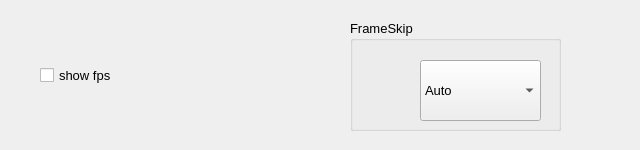
The window that AntSnesQt/videosettings.ui (Summeli/AntSnes) describes before a commit, drawn with Qt 5.
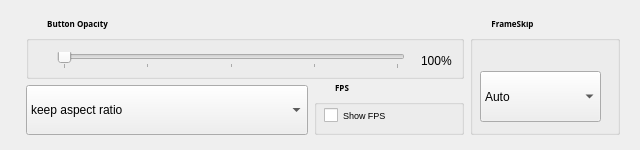
The same window after the commit.

Commit message: added alpha channel settings for keys, added multiple blit options, added possibility to configure multiple keys into one phone button

```diff
--- a/AntSnesQt/videosettings.ui
+++ b/AntSnesQt/videosettings.ui
@@ -29,22 +29,265 @@
     <string/>
    </property>
   </widget>
+  <widget class="QWidget" name="horizontalLayoutWidget">
+   <property name="geometry">
+    <rect>
+     <x>10</x>
+     <y>10</y>
+     <width>621</width>
+     <height>136</height>
+    </rect>
+   </property>
+   <layout class="QHBoxLayout" name="horizontalLayout">
+    <item>
+     <spacer name="horizontalSpacer">
+      <property name="orientation">
+       <enum>Qt::Horizontal</enum>
+      </property>
+      <property name="sizeType">
+       <enum>QSizePolicy::Fixed</enum>
+      </property>
+      <property name="sizeHint" stdset="0">
+       <size>
+        <width>5</width>
+        <height>20</height>
+       </size>
+      </property>
+     </spacer>
+    </item>
+    <item>
+     <layout class="QVBoxLayout" name="verticalLayout">
+      <item>
+       <widget class="QGroupBox" name="groupBox">
+        <property name="sizePolicy">
+         <sizepolicy hsizetype="Expanding" vsizetype="Expanding">
+          <horstretch>0</horstretch>
+          <verstretch>0</verstretch>
+         </sizepolicy>
+        </property>
+        <property name="font">
+         <font>
+          <family>Nokia Sans SemiBold</family>
+          <pointsize>6</pointsize>
+          <weight>75</weight>
+          <bold>true</bold>
+         </font>
+        </property>
+        <property name="styleSheet">
+         <string notr="true">QGroupBox::title { left: 20px;top: -3px}</string>
+        </property>
+        <property name="title">
+         <string>Button Opacity</string>
+        </property>
+        <widget class="QWidget" name="horizontalLayoutWidget_2">
+         <property name="geometry">
+          <rect>
+           <x>10</x>
+           <y>20</y>
+           <width>431</width>
+           <height>39</height>
+          </rect>
+         </property>
+         <layout class="QHBoxLayout" name="horizontalLayout_2" stretch="0,0,0,0">
+          <item>
+           <spacer name="horizontalSpacer_3">
+            <property name="orientation">
+             <enum>Qt::Horizontal</enum>
+            </property>
+            <property name="sizeType">
+             <enum>QSizePolicy::Fixed</enum>
+            </property>
+            <property name="sizeHint" stdset="0">
+             <size>
+              <width>10</width>
+              <height>20</height>
+             </size>
+            </property>
+           </spacer>
+          </item>
+          <item>
+           <widget class="QSlider" name="buttonOpacity">
+            <property name="sizePolicy">
+             <sizepolicy hsizetype="Expanding" vsizetype="Fixed">
+              <horstretch>1</horstretch>
+              <verstretch>0</verstretch>
+             </sizepolicy>
+            </property>
+            <property name="maximum">
+             <number>4</number>
+            </property>
+            <property name="pageStep">
+             <number>1</number>
+            </property>
+            <property name="orientation">
+             <enum>Qt::Horizontal</enum>
+            </property>
+            <property name="invertedAppearance">
+             <bool>false</bool>
+            </property>
+            <property name="tickPosition">
+             <enum>QSlider::TicksBelow</enum>
+            </property>
+           </widget>
+          </item>
+          <item>
+           <spacer name="horizontalSpacer_2">
+            <property name="orientation">
+             <enum>Qt::Horizontal</enum>
+            </property>
+            <property name="sizeType">
+             <enum>QSizePolicy::Fixed</enum>
+            </property>
+            <property name="sizeHint" stdset="0">
+             <size>
+              <width>10</width>
+              <height>20</height>
+             </size>
+            </property>
+           </spacer>
+          </item>
+          <item>
+           <widget class="QLabel" name="buttonOpacityLabel">
+            <property name="sizePolicy">
+             <sizepolicy hsizetype="Fixed" vsizetype="Preferred">
+              <horstretch>0</horstretch>
+              <verstretch>0</verstretch>
+             </sizepolicy>
+            </property>
+            <property name="minimumSize">
+             <size>
+              <width>35</width>
+              <height>0</height>
+             </size>
+            </property>
+            <property name="text">
+             <string>100%</string>
+            </property>
+           </widget>
+          </item>
+         </layout>
+        </widget>
+        <zorder>horizontalLayoutWidget_2</zorder>
+        <zorder></zorder>
+        <zorder>groupBox_2</zorder>
+        <zorder>showFPSbox</zorder>
+        <zorder>groupBox_2</zorder>
+       </widget>
+      </item>
+      <item>
+       <layout class="QHBoxLayout" name="horizontalLayout_3">
+        <item>
+         <widget class="QComboBox" name="strechSettings">
+          <property name="minimumSize">
+           <size>
+            <width>270</width>
+            <height>50</height>
+           </size>
+          </property>
+          <item>
+           <property name="text">
+            <string>keep aspect ratio</string>
+           </property>
+          </item>
+          <item>
+           <property name="text">
+            <string>Strech little</string>
+           </property>
+          </item>
+          <item>
+           <property name="text">
+            <string>FullScreen</string>
+           </property>
+          </item>
+         </widget>
+        </item>
+        <item>
+         <widget class="QGroupBox" name="groupBox_2">
+          <property name="sizePolicy">
+           <sizepolicy hsizetype="Fixed" vsizetype="Fixed">
+            <horstretch>0</horstretch>
+            <verstretch>0</verstretch>
+           </sizepolicy>
+          </property>
+          <property name="minimumSize">
+           <size>
+            <width>150</width>
+            <height>50</height>
+           </size>
+          </property>
+          <property name="font">
+           <font>
+            <family>Nokia Sans SemiBold</family>
+            <pointsize>6</pointsize>
+            <weight>75</weight>
+            <bold>true</bold>
+           </font>
+          </property>
+          <property name="styleSheet">
+           <string notr="true">QGroupBox::title { left: 20px;top: -3px}</string>
+          </property>
+          <property name="title">
+           <string>FPS</string>
+          </property>
+          <widget class="QCheckBox" name="showFPSbox">
+           <property name="geometry">
+            <rect>
+             <x>10</x>
+             <y>20</y>
+             <width>131</width>
+             <height>20</height>
+            </rect>
+           </property>
+           <property name="font">
+            <font>
+             <pointsize>7</pointsize>
+            </font>
+           </property>
+           <property name="text">
+            <string>Show FPS</string>
+           </property>
+           <property name="iconSize">
+            <size>
+             <width>35</width>
+             <height>35</height>
+            </size>
+           </property>
+           <property name="checked">
+            <bool>false</bool>
+           </property>
+          </widget>
+         </widget>
+        </item>
+       </layout>
+      </item>
+     </layout>
+    </item>
+    <item>
+     <layout class="QVBoxLayout" name="verticalLayout_2">
+      <item>
   <widget class="QGroupBox" name="frameskipgroupBox">
-   <property name="geometry">
-    <rect>
-     <x>350</x>
-     <y>20</y>
-     <width>211</width>
-     <height>111</height>
-    </rect>
+        <property name="sizePolicy">
+         <sizepolicy hsizetype="Fixed" vsizetype="Preferred">
+          <horstretch>0</horstretch>
+          <verstretch>0</verstretch>
+         </sizepolicy>
+        </property>
+        <property name="minimumSize">
+         <size>
+          <width>150</width>
+          <height>0</height>
+         </size>
    </property>
    <property name="font">
     <font>
-     <pointsize>10</pointsize>
+          <family>Nokia Sans SemiBold</family>
+          <pointsize>6</pointsize>
+          <weight>75</weight>
+          <bold>true</bold>
     </font>
    </property>
    <property name="styleSheet">
-    <string notr="true"/>
+         <string notr="true">QGroupBox::title { left: 20px;top: -3px}</string>
    </property>
    <property name="title">
     <string>FrameSkip</string>
@@ -52,12 +295,24 @@
    <widget class="QComboBox" name="frameSkipBox">
     <property name="geometry">
      <rect>
-      <x>70</x>
-      <y>40</y>
+           <x>10</x>
+           <y>50</y>
       <width>121</width>
-      <height>61</height>
-     </rect>
-    </property>
+           <height>51</height>
+          </rect>
+         </property>
+         <property name="sizePolicy">
+          <sizepolicy hsizetype="Expanding" vsizetype="Fixed">
+           <horstretch>0</horstretch>
+           <verstretch>0</verstretch>
+          </sizepolicy>
+         </property>
+         <property name="minimumSize">
+          <size>
+           <width>0</width>
+           <height>25</height>
+          </size>
+         </property>
     <item>
      <property name="text">
       <string>Auto</string>
@@ -105,32 +360,10 @@
     </item>
    </widget>
   </widget>
-  <widget class="QCheckBox" name="showFPSbox">
-   <property name="geometry">
-    <rect>
-     <x>40</x>
-     <y>50</y>
-     <width>251</width>
-     <height>51</height>
-    </rect>
-   </property>
-   <property name="font">
-    <font>
-     <pointsize>10</pointsize>
-    </font>
-   </property>
-   <property name="text">
-    <string>show fps</string>
-   </property>
-   <property name="iconSize">
-    <size>
-     <width>35</width>
-     <height>35</height>
-    </size>
-   </property>
-   <property name="checked">
-    <bool>false</bool>
-   </property>
+      </item>
+     </layout>
+    </item>
+   </layout>
   </widget>
  </widget>
  <layoutdefault spacing="6" margin="11"/>
```
Lines whose indentation alone changed are shown as unchanged. The commit also changes 12 other files.
